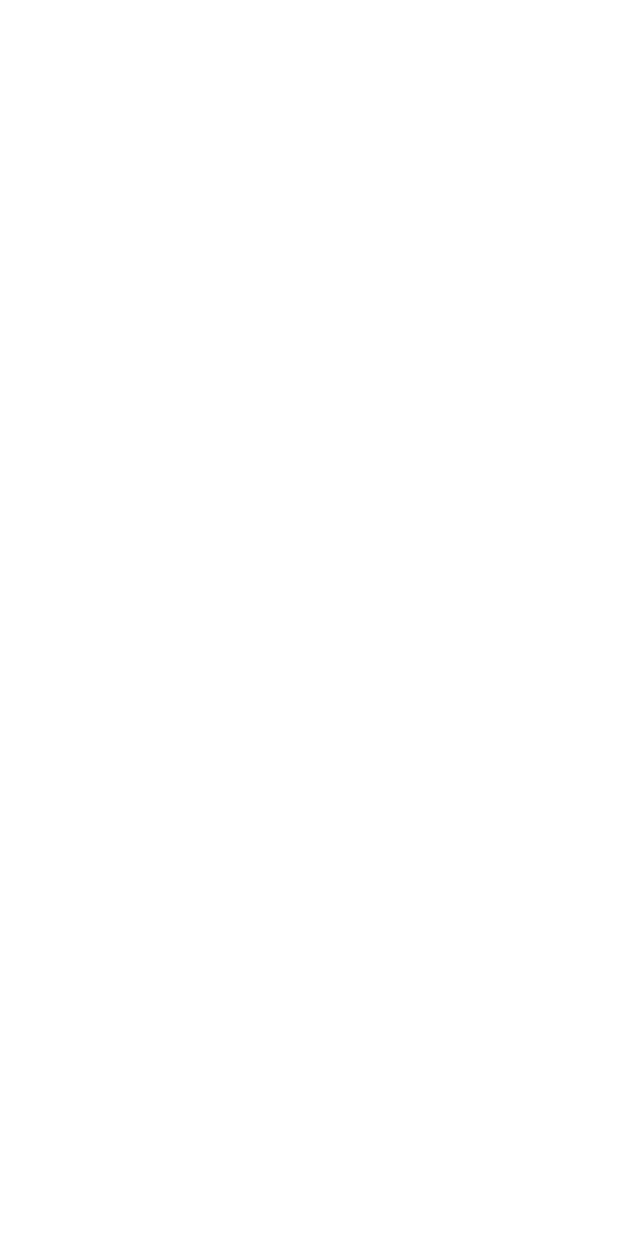
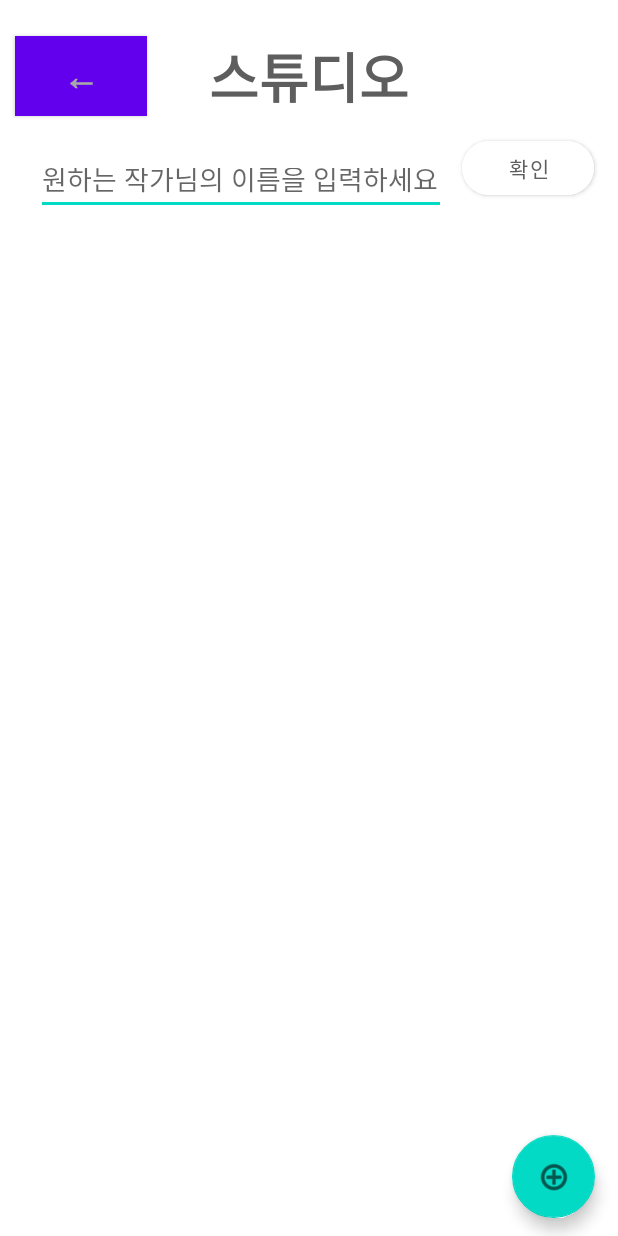
Before and after one commit to han-seo/MyApplication10, an Android app: the studio screen opened directly, with no data from a screen before it, on a phone screen of 412 x 824 dp. Before the commit the screen is empty. Run offline under Robolectric (Android 15) with nearby library versions, the phone set to English and light mode, and no system bars.

Commit message:
카테고리 별 속성 구현

```diff
--- a/app/src/main/AndroidManifest.xml
+++ b/app/src/main/AndroidManifest.xml
@@ -9,7 +9,8 @@
         android:roundIcon="@mipmap/ic_launcher_round"
         android:supportsRtl="true"
         android:theme="@style/Theme.MyApplication">
-        <activity android:name=".studio"></activity>
+        <activity android:name=".model"></activity>
+        <activity android:name=".studio" />
         <activity android:name=".hmPage" />
         <activity android:name=".category" />
         <activity android:name=".MainActivity">
@@ -18,9 +19,7 @@
 
                 <category android:name="android.intent.category.LAUNCHER" />
             </intent-filter>
-
         </activity>
-
     </application>
 
 </manifest>
--- a/app/src/main/java/com/example/myapplication/studio.kt
+++ b/app/src/main/java/com/example/myapplication/studio.kt
@@ -1,11 +1,24 @@
 package com.example.myapplication
 
+import android.content.Intent
 import androidx.appcompat.app.AppCompatActivity
 import android.os.Bundle
+import android.widget.Button
 
 class studio : AppCompatActivity() {
+    lateinit var btn_Back : Button
+
+
+
     override fun onCreate(savedInstanceState: Bundle?) {
         super.onCreate(savedInstanceState)
         setContentView(R.layout.activity_studio)
+
+        btn_Back = findViewById(R.id.btn_Back)
+        btn_Back.setOnClickListener{
+            var intent = Intent(this,category::class.java)
+            startActivity(intent)
+        }
     }
+
 }
--- a/app/src/main/res/layout/activity_main.xml
+++ b/app/src/main/res/layout/activity_main.xml
@@ -7,11 +7,11 @@
     tools:context=".MainActivity">
 
     <Button
-        android:id="@+id/button"
+        android:id="@+id/but"
         android:layout_width="wrap_content"
         android:layout_height="wrap_content"
         android:layout_marginTop="116dp"
-        android:text="Button"
+        android:text="누르면 카테고리로 이동"
         app:layout_constraintEnd_toEndOf="parent"
         app:layout_constraintStart_toStartOf="parent"
         app:layout_constraintTop_toTopOf="parent" />
@@ -25,6 +25,6 @@
         android:text="구루 화이팅"
         android:textSize="24sp"
         app:layout_constraintStart_toStartOf="parent"
-        app:layout_constraintTop_toBottomOf="@+id/button" />
+        app:layout_constraintTop_toBottomOf="@+id/but" />
 
 </androidx.constraintlayout.widget.ConstraintLayout>
--- a/app/src/main/res/layout/activity_studio.xml
+++ b/app/src/main/res/layout/activity_studio.xml
@@ -6,4 +6,73 @@
     android:layout_height="match_parent"
     tools:context=".studio">
 
+    <TextView
+        android:id="@+id/textView5"
+        android:layout_width="wrap_content"
+        android:layout_height="wrap_content"
+        android:layout_marginTop="24dp"
+        android:text="스튜디오"
+        android:textColor="#5E5E5E"
+        android:textSize="36sp"
+        android:textStyle="bold"
+        app:layout_constraintEnd_toEndOf="parent"
+        app:layout_constraintStart_toStartOf="parent"
+        app:layout_constraintTop_toTopOf="parent" />
+
+    <com.google.android.material.floatingactionbutton.FloatingActionButton
+        android:id="@+id/floatingActionButton"
+        android:layout_width="0dp"
+        android:layout_height="wrap_content"
+        android:layout_marginStart="341dp"
+        android:layout_marginEnd="15dp"
+        android:layout_marginBottom="12dp"
+        android:clickable="true"
+        app:layout_constraintBottom_toBottomOf="parent"
+        app:layout_constraintEnd_toEndOf="parent"
+        app:layout_constraintStart_toStartOf="parent"
+        app:srcCompat="@android:drawable/ic_menu_add" />
+
+    <Button
+        android:id="@+id/btn_Back"
+        android:layout_width="wrap_content"
+        android:layout_height="wrap_content"
+        android:layout_marginStart="10dp"
+        android:layout_marginTop="24dp"
+        android:background="#FFFFFF"
+        android:backgroundTint="#FFFFFF"
+        android:text="←"
+        android:textColor="#A8A8A8"
+        android:textSize="24sp"
+        android:textStyle="bold"
+        app:cornerRadius="@android:dimen/app_icon_size"
+        app:layout_constraintEnd_toStartOf="@+id/textView5"
+        app:layout_constraintHorizontal_bias="0.0"
+        app:layout_constraintStart_toStartOf="parent"
+        app:layout_constraintTop_toTopOf="parent" />
+
+    <AutoCompleteTextView
+        android:id="@+id/autoCompleteTextView"
+        android:layout_width="273dp"
+        android:layout_height="41dp"
+        android:layout_marginStart="24dp"
+        android:layout_marginTop="24dp"
+        android:hint="원하는 작가님의 이름을 입력하세요"
+        app:layout_constraintStart_toStartOf="parent"
+        app:layout_constraintTop_toBottomOf="@+id/textView5" />
+
+    <Button
+        android:id="@+id/btn_ok"
+        android:layout_width="wrap_content"
+        android:layout_height="wrap_content"
+        android:layout_marginTop="88dp"
+        android:layout_marginEnd="16dp"
+        android:backgroundTint="#FFFFFF"
+        android:shadowColor="#B6B6B6"
+        android:text="확인"
+        android:textColor="#5E5E5E"
+        app:cornerRadius="@android:dimen/app_icon_size"
+        app:layout_constraintEnd_toEndOf="parent"
+        app:layout_constraintHorizontal_bias="1.0"
+        app:layout_constraintStart_toEndOf="@+id/autoCompleteTextView"
+        app:layout_constraintTop_toTopOf="parent" />
 </androidx.constraintlayout.widget.ConstraintLayout>
```
Also changed, not shown: app/src/main/java/com/example/myapplication/MainActivity.kt (+10 -2 lines), app/src/main/java/com/example/myapplication/model.kt (added, +11 -0 lines), app/src/main/res/layout/activity_category.xml (+27 -14 lines), app/src/main/res/layout/activity_model.xml (added, +9 -0 lines), app/src/main/res/layout/studio_main.xml (deleted, +0 -52 lines).
